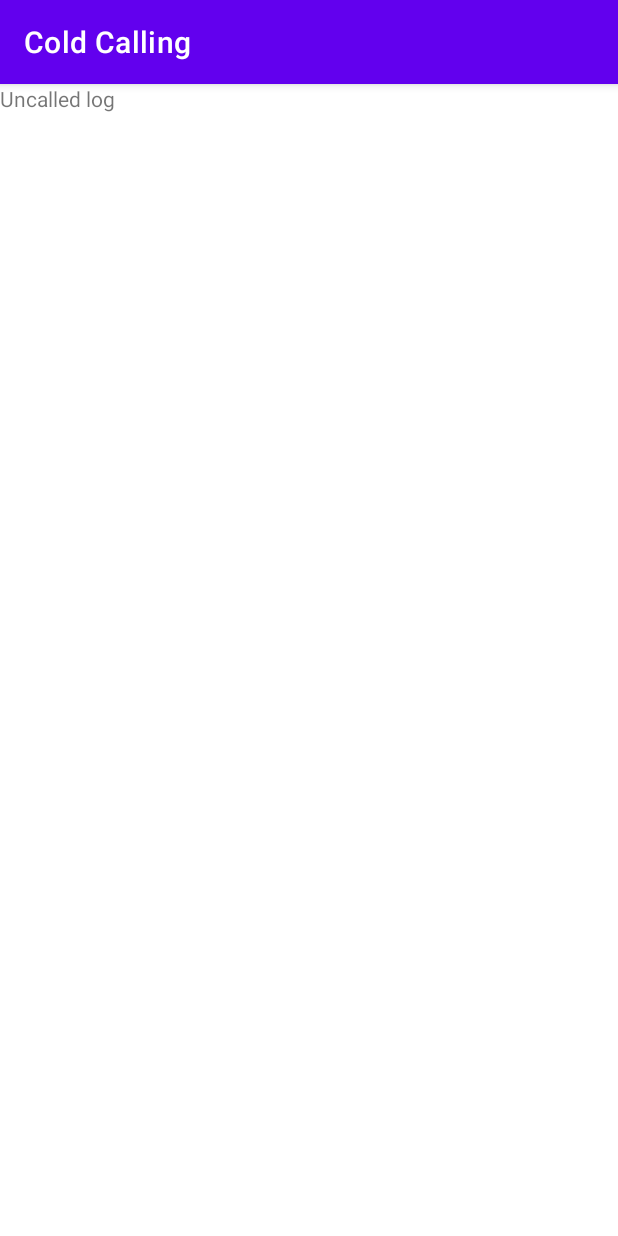
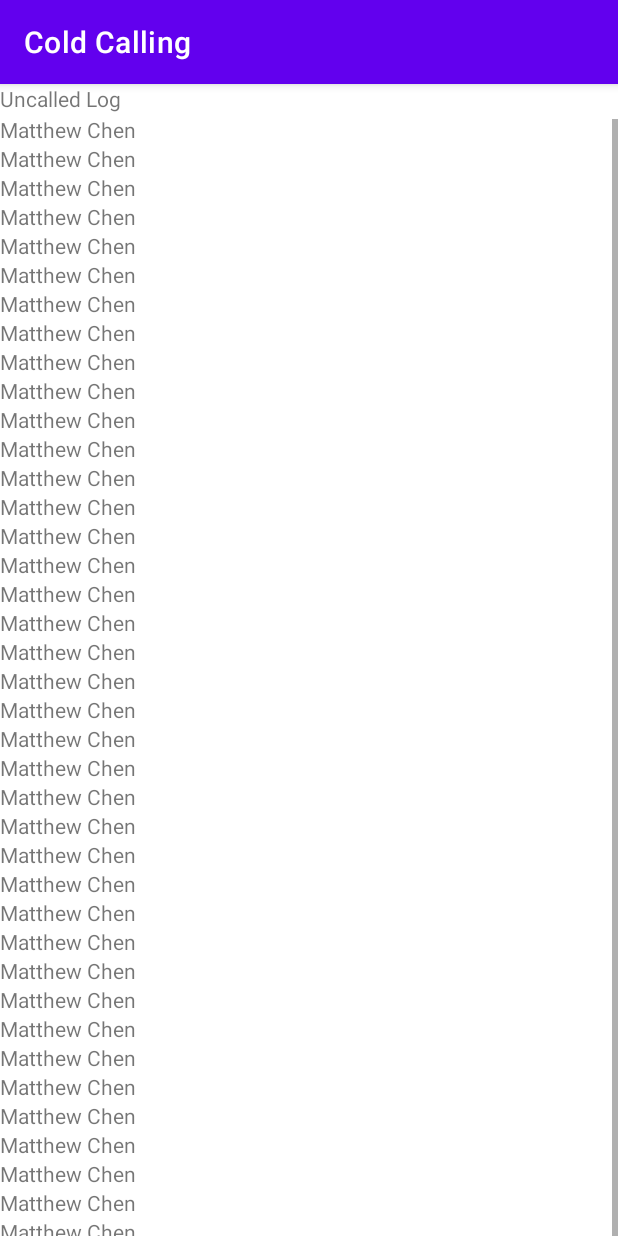
Before and after one commit to Nastalgua/cold-calling, an Android app: the screen it shows after launch (UncalledLog), after a tap on "UNCALLED LOG", on a phone screen of 412 x 824 dp. Run offline under Robolectric (Android 15) with nearby library versions, the phone set to English and light mode, and no system bars; our stand-ins replace Picasso.

Commit message:
Worked on the Uncalled and Called Activities

```diff
--- a/app/src/main/java/com/mm/coldcalling/MainActivity.java
+++ b/app/src/main/java/com/mm/coldcalling/MainActivity.java
@@ -27,11 +27,12 @@ public class MainActivity extends AppCompatActivity {
 
     // initialize the students
     for (int i = 0; i < 40; i++) {
-      Student s = new Student("Matthew Chen", R.drawable.cat, false);
+      Student s = new Student("Matthew Chen", R.drawable.aamirali, false);
       students.add(s);
     }
 
     uncalledStudents = (ArrayList<Student>) students.clone();
+    calledStudents = (ArrayList<Student>) students.clone();
 
     // create adapter
     CustomAdapater customAdapater = new CustomAdapater(this, students);
@@ -41,6 +42,8 @@ public class MainActivity extends AppCompatActivity {
     // check if 24 hrs passed to reset calledOnStudents and uncalledStudents
 
     this.addListeners();
+
+
   }
 
   private void addListeners() {
--- a/app/src/main/java/com/mm/coldcalling/UncalledLog.java
+++ b/app/src/main/java/com/mm/coldcalling/UncalledLog.java
@@ -1,8 +1,11 @@
 package com.mm.coldcalling;
 
 import androidx.appcompat.app.AppCompatActivity;
+import android.os.Bundle;
+import android.view.WindowManager;
+import android.widget.LinearLayout;
+import android.widget.TextView;
 
-import android.os.Bundle;
 
 public class UncalledLog extends AppCompatActivity {
 
@@ -10,5 +13,21 @@ public class UncalledLog extends AppCompatActivity {
   protected void onCreate(Bundle savedInstanceState) {
     super.onCreate(savedInstanceState);
     setContentView(R.layout.activity_uncalled_log);
+
+    //set up uncalled log
+    LinearLayout uncalledList = findViewById(R.id.uncalledList);
+
+    //adds textviews to the linearlayout
+    for(int i = 0; i < MainActivity.uncalledStudents.size(); i++){
+
+      TextView tv = new TextView(this);
+      tv.setText(MainActivity.uncalledStudents.get(i).getFullName());
+      tv.setId(i);
+      WindowManager.LayoutParams textViewLayoutParams = new WindowManager.LayoutParams(WindowManager.LayoutParams.WRAP_CONTENT, WindowManager.LayoutParams.WRAP_CONTENT);
+      tv.setLayoutParams(textViewLayoutParams);
+      uncalledList.addView(tv);
+
+    }
+
   }
 }
--- a/app/src/main/res/layout/activity_uncalled_log.xml
+++ b/app/src/main/res/layout/activity_uncalled_log.xml
@@ -10,7 +10,32 @@
         android:id="@+id/textView3"
         android:layout_width="wrap_content"
         android:layout_height="wrap_content"
-        android:text="Uncalled log"
-        tools:layout_editor_absoluteX="181dp"
-        tools:layout_editor_absoluteY="253dp" />
+        android:text="Uncalled Log"
+        tools:layout_editor_absoluteX="156dp"
+        tools:layout_editor_absoluteY="338dp" />
+
+    <ScrollView
+        android:layout_width="match_parent"
+        android:layout_height="wrap_content"
+        android:layout_marginTop="4dp"
+        app:layout_constraintTop_toBottomOf="@+id/textView3"
+        tools:layout_editor_absoluteX="0dp">
+
+        <LinearLayout
+            android:id="@+id/uncalledList"
+            android:layout_width="match_parent"
+            android:layout_height="wrap_content"
+            android:layout_gravity="center_vertical"
+            android:orientation="vertical"
+
+            tools:layout_editor_absoluteX="-16dp" />
+
+    </ScrollView>
+
+
+    "
+        />
+
+
+
 </androidx.constraintlayout.widget.ConstraintLayout>
```
Also changed, not shown: app/src/main/java/com/mm/coldcalling/CalledLog.java (+16 -0 lines), app/src/main/res/layout/activity_called_log.xml (+20 -0 lines).
